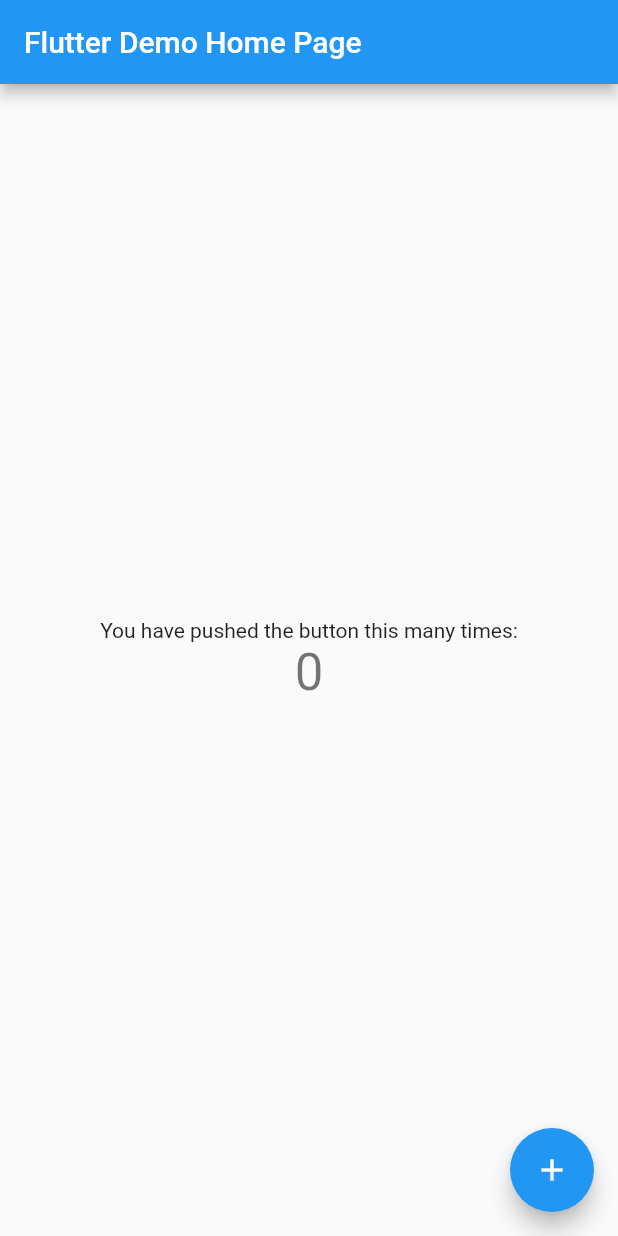
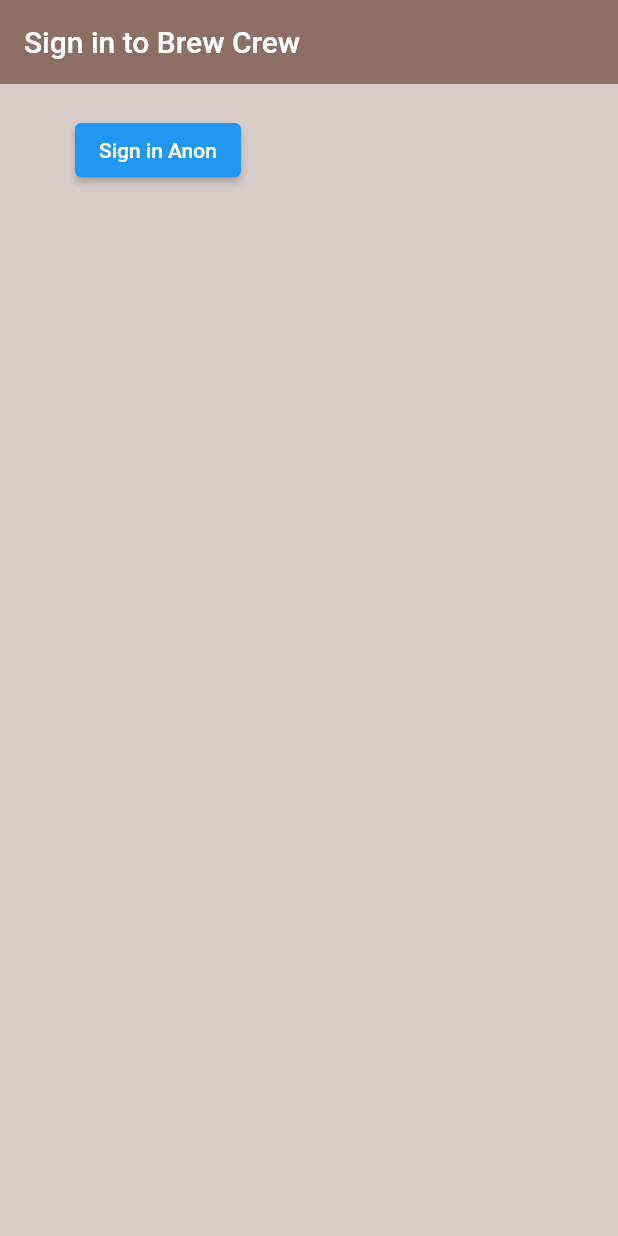
Before and after one commit to Adenugakolade-02/firebase-brewapp, a Flutter app: the screen it shows after launch, on a phone screen of 412 x 824 dp. Run offline on Flutter 3.47's test engine with Material 2 defaults, Android fonts, the phone set to English and light mode, and no system bars; our stand-ins replace firebase_auth, firebase_core; accounts and stored records are empty.

Commit message:
created sign in and sign out using firebase

```diff
--- a/lib/main.dart
+++ b/lib/main.dart
@@ -1,6 +1,13 @@
 import 'package:flutter/material.dart';
+import 'package:provider/provider.dart';
+import 'package:yikes/models/user.dart';
+import 'package:yikes/screens/wrapper.dart';
+import 'package:firebase_core/firebase_core.dart';
+import 'package:yikes/services/auth.dart';
 
-void main() {
+void main() async{
+  WidgetsFlutterBinding.ensureInitialized();
+  await Firebase.initializeApp();
   runApp(const MyApp());
 }
 
@@ -10,106 +17,12 @@
   // This widget is the root of your application.
   @override
   Widget build(BuildContext context) {
-    return MaterialApp(
-      title: 'Flutter Demo',
-      theme: ThemeData(
-        // This is the theme of your application.
-        //
-        // Try running your application with "flutter run". You'll see the
-        // application has a blue toolbar. Then, without quitting the app, try
-        // changing the primarySwatch below to Colors.green and then invoke
-        // "hot reload" (press "r" in the console where you ran "flutter run",
-        // or simply save your changes to "hot reload" in a Flutter IDE).
-        // Notice that the counter didn't reset back to zero; the application
-        // is not restarted.
-        primarySwatch: Colors.blue,
+    return StreamProvider<UserBase?>(
+      create: (_)=>AuthService().userStream,
+      initialData: null,
+      child: MaterialApp(
+        home: Wrapper()
       ),
-      home: const MyHomePage(title: 'Flutter Demo Home Page'),
     );
   }
 }
-
-class MyHomePage extends StatefulWidget {
-  const MyHomePage({Key? key, required this.title}) : super(key: key);
-
-  // This widget is the home page of your application. It is stateful, meaning
-  // that it has a State object (defined below) that contains fields that affect
-  // how it looks.
-
-  // This class is the configuration for the state. It holds the values (in this
-  // case the title) provided by the parent (in this case the App widget) and
-  // used by the build method of the State. Fields in a Widget subclass are
-  // always marked "final".
-
-  final String title;
-
-  @override
-  State<MyHomePage> createState() => _MyHomePageState();
-}
-
-class _MyHomePageState extends State<MyHomePage> {
-  int _counter = 0;
-
-  void _incrementCounter() {
-    setState(() {
-      // This call to setState tells the Flutter framework that something has
-      // changed in this State, which causes it to rerun the build method below
-      // so that the display can reflect the updated values. If we changed
-      // _counter without calling setState(), then the build method would not be
-      // called again, and so nothing would appear to happen.
-      _counter++;
-    });
-  }
-
-  @override
-  Widget build(BuildContext context) {
-    // This method is rerun every time setState is called, for instance as done
-    // by the _incrementCounter method above.
-    //
-    // The Flutter framework has been optimized to make rerunning build methods
-    // fast, so that you can just rebuild anything that needs updating rather
-    // than having to individually change instances of widgets.
-    return Scaffold(
-      appBar: AppBar(
-        // Here we take the value from the MyHomePage object that was created by
-        // the App.build method, and use it to set our appbar title.
-        title: Text(widget.title),
-      ),
-      body: Center(
-        // Center is a layout widget. It takes a single child and positions it
-        // in the middle of the parent.
-        child: Column(
-          // Column is also a layout widget. It takes a list of children and
-          // arranges them vertically. By default, it sizes itself to fit its
-          // children horizontally, and tries to be as tall as its parent.
-          //
-          // Invoke "debug painting" (press "p" in the console, choose the
-          // "Toggle Debug Paint" action from the Flutter Inspector in Android
-          // Studio, or the "Toggle Debug Paint" command in Visual Studio Code)
-          // to see the wireframe for each widget.
-          //
-          // Column has various properties to control how it sizes itself and
-          // how it positions its children. Here we use mainAxisAlignment to
-          // center the children vertically; the main axis here is the vertical
-          // axis because Columns are vertical (the cross axis would be
-          // horizontal).
-          mainAxisAlignment: MainAxisAlignment.center,
-          children: <Widget>[
-            const Text(
-              'You have pushed the button this many times:',
-            ),
-            Text(
-              '$_counter',
-              style: Theme.of(context).textTheme.headline4,
-            ),
-          ],
-        ),
-      ),
-      floatingActionButton: FloatingActionButton(
-        onPressed: _incrementCounter,
-        tooltip: 'Increment',
-        child: const Icon(Icons.add),
-      ), // This trailing comma makes auto-formatting nicer for build methods.
-    );
-  }
-}
--- /dev/null
+++ b/lib/models/user.dart
@@ -0,0 +1,5 @@
+class UserBase{
+  final String uid;
+
+  UserBase({required this.uid});
+}
--- /dev/null
+++ b/lib/screens/authenticate/authenticate.dart
@@ -0,0 +1,16 @@
+import 'package:flutter/material.dart';
+import 'package:yikes/screens/authenticate/sign_in.dart';
+
+class Authenticate extends StatefulWidget {
+  @override
+  _AuthenticateState createState() => _AuthenticateState();
+}
+
+class _AuthenticateState extends State<Authenticate> {
+  @override
+  Widget build(BuildContext context) {
+    return SignIn(
+
+    );
+  }
+}
--- /dev/null
+++ b/lib/screens/authenticate/sign_in.dart
@@ -0,0 +1,34 @@
+import 'package:flutter/material.dart';
+import 'package:yikes/models/user.dart';
+import 'package:yikes/services/auth.dart';
+
+
+class SignIn extends StatefulWidget {
+  @override
+  _SignInState createState() => _SignInState();
+}
+
+class _SignInState extends State<SignIn> {
+  final AuthService _authService = AuthService();
+  @override
+  Widget build(BuildContext context) {
+    return Scaffold(
+      backgroundColor: Colors.brown[100],
+      appBar: AppBar(
+        title: const Text("Sign in to Brew Crew"),
+        backgroundColor: Colors.brown[400],
+        elevation: 0.0,
+        ),
+      body: Container(
+        padding: const EdgeInsets.symmetric(vertical: 20.0, horizontal:50),
+        child: ElevatedButton(
+          child: const Text("Sign in Anon"),
+          onPressed: ()async{
+            UserBase? result = await _authService.signInAnon();
+            result==null? print("error signing in"): print(result.uid);
+          },
+        ),
+      ),
+    );
+  }
+}
--- /dev/null
+++ b/lib/screens/wrapper.dart
@@ -0,0 +1,14 @@
+import 'package:flutter/material.dart';
+import 'package:provider/provider.dart';
+import 'package:yikes/models/user.dart';
+import 'package:yikes/screens/authenticate/authenticate.dart';
+import 'package:yikes/screens/home/home.dart';
+
+class Wrapper extends StatelessWidget {
+  @override
+  Widget build(BuildContext context) {
+    final user = Provider.of<UserBase?>(context);
+
+    return user==null? Authenticate() : Home();
+  }
+}
--- a/pubspec.yaml
+++ b/pubspec.yaml
@@ -29,7 +29,10 @@
 dependencies:
   flutter:
     sdk: flutter
-
+  cloud_firestore: ^4.1.0
+  firebase_auth: ^4.1.4
+  firebase_core: ^2.1.1
+  provider: ^6.0.4
 
   # The following adds the Cupertino Icons font to your application.
   # Use with the CupertinoIcons class for iOS style icons.
```
Also changed, not shown: lib/screens/home/home.dart (added, +20 -0 lines), lib/services/auth.dart (added, +48 -0 lines), pubspec.lock, 2 other files.
